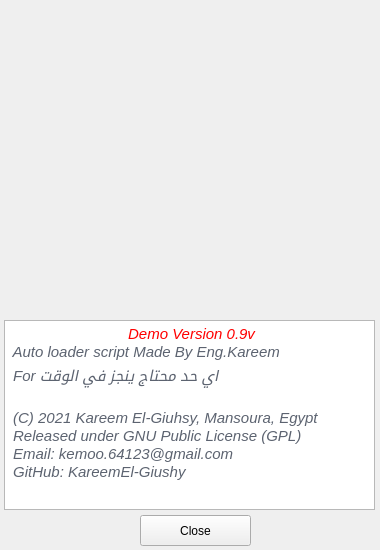
Before: the Qt Designer form creator app2.ui in KareemEl-Giushy/Chinese-devices-auto-loader, drawn with Qt 5.
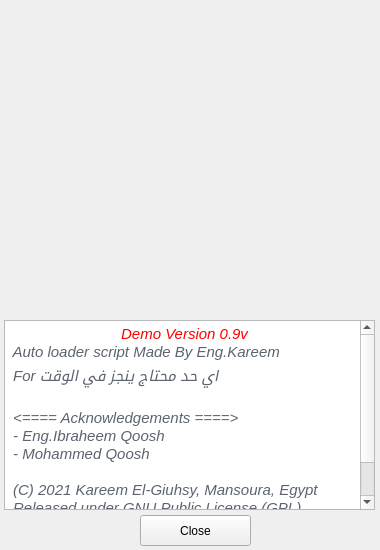
After: the same form once the commit is applied.

Patch:
```diff
--- a/creator app2.ui
+++ b/creator app2.ui
@@ -33,7 +33,11 @@
 &lt;p align=&quot;center&quot; style=&quot; margin-top:0px; margin-bottom:0px; margin-left:0px; margin-right:0px; -qt-block-indent:0; text-indent:0px;&quot;&gt;&lt;span style=&quot; font-family:'Consolas','Courier New','monospace'; font-size:11pt; font-style:italic; color:#ff0000;&quot;&gt; Demo Version 0.9v&lt;/span&gt;&lt;/p&gt;
 &lt;p style=&quot; margin-top:0px; margin-bottom:0px; margin-left:0px; margin-right:0px; -qt-block-indent:0; text-indent:0px;&quot;&gt;&lt;span style=&quot; font-family:'Consolas','Courier New','monospace'; font-size:11pt; font-style:italic; color:#5c6370;&quot;&gt; Auto loader script Made By Eng.Kareem&lt;/span&gt;&lt;/p&gt;
 &lt;p style=&quot; margin-top:0px; margin-bottom:0px; margin-left:0px; margin-right:0px; -qt-block-indent:0; text-indent:0px;&quot;&gt;&lt;span style=&quot; font-family:'Consolas','Courier New','monospace'; font-size:11pt; font-style:italic; color:#5c6370;&quot;&gt; For اي حد محتاج ينجز في الوقت&lt;/span&gt;&lt;/p&gt;
-&lt;p style=&quot;-qt-paragraph-type:empty; margin-top:0px; margin-bottom:0px; margin-left:0px; margin-right:0px; -qt-block-indent:0; text-indent:0px; font-family:'Consolas','Courier New','monospace'; font-size:11pt; font-style:italic; color:#5c6370;&quot;&gt;&lt;br /&gt;&lt;/p&gt;
+&lt;p style=&quot; margin-top:0px; margin-bottom:0px; margin-left:0px; margin-right:0px; -qt-block-indent:0; text-indent:0px;&quot;&gt;&lt;span style=&quot; font-family:'Consolas','Courier New','monospace'; font-size:11pt; font-style:italic; color:#5c6370;&quot;&gt; &lt;/span&gt;&lt;/p&gt;
+&lt;p style=&quot; margin-top:0px; margin-bottom:0px; margin-left:0px; margin-right:0px; -qt-block-indent:0; text-indent:0px;&quot;&gt;&lt;span style=&quot; font-family:'Consolas','Courier New','monospace'; font-size:11pt; font-style:italic; color:#5c6370;&quot;&gt; &amp;lt;==== Acknowledgements ====&amp;gt;&lt;/span&gt;&lt;/p&gt;
+&lt;p style=&quot; margin-top:0px; margin-bottom:0px; margin-left:0px; margin-right:0px; -qt-block-indent:0; text-indent:0px;&quot;&gt;&lt;span style=&quot; font-family:'Consolas','Courier New','monospace'; font-size:11pt; font-style:italic; color:#5c6370;&quot;&gt; - Eng.Ibraheem Qoosh&lt;/span&gt;&lt;/p&gt;
+&lt;p style=&quot; margin-top:0px; margin-bottom:0px; margin-left:0px; margin-right:0px; -qt-block-indent:0; text-indent:0px;&quot;&gt;&lt;span style=&quot; font-family:'Consolas','Courier New','monospace'; font-size:11pt; font-style:italic; color:#5c6370;&quot;&gt; - Mohammed Qoosh&lt;/span&gt;&lt;/p&gt;
+&lt;p style=&quot; margin-top:0px; margin-bottom:0px; margin-left:0px; margin-right:0px; -qt-block-indent:0; text-indent:0px;&quot;&gt;&lt;span style=&quot; font-family:'Consolas','Courier New','monospace'; font-size:11pt; font-style:italic; color:#5c6370;&quot;&gt; &lt;/span&gt;&lt;/p&gt;
 &lt;p style=&quot; margin-top:0px; margin-bottom:0px; margin-left:0px; margin-right:0px; -qt-block-indent:0; text-indent:0px;&quot;&gt;&lt;span style=&quot; font-family:'Consolas','Courier New','monospace'; font-size:11pt; font-style:italic; color:#5c6370;&quot;&gt; (C) 2021 Kareem El-Giuhsy, Mansoura, Egypt&lt;/span&gt;&lt;/p&gt;
 &lt;p style=&quot; margin-top:0px; margin-bottom:0px; margin-left:0px; margin-right:0px; -qt-block-indent:0; text-indent:0px;&quot;&gt;&lt;span style=&quot; font-family:'Consolas','Courier New','monospace'; font-size:11pt; font-style:italic; color:#5c6370;&quot;&gt; Released under GNU Public License (GPL)&lt;/span&gt;&lt;/p&gt;
 &lt;p style=&quot; margin-top:0px; margin-bottom:0px; margin-left:0px; margin-right:0px; -qt-block-indent:0; text-indent:0px;&quot;&gt;&lt;span style=&quot; font-family:'Consolas','Courier New','monospace'; font-size:11pt; font-style:italic; color:#5c6370;&quot;&gt; Email: kemoo.64123@gmail.com&lt;/span&gt;&lt;/p&gt;
```
